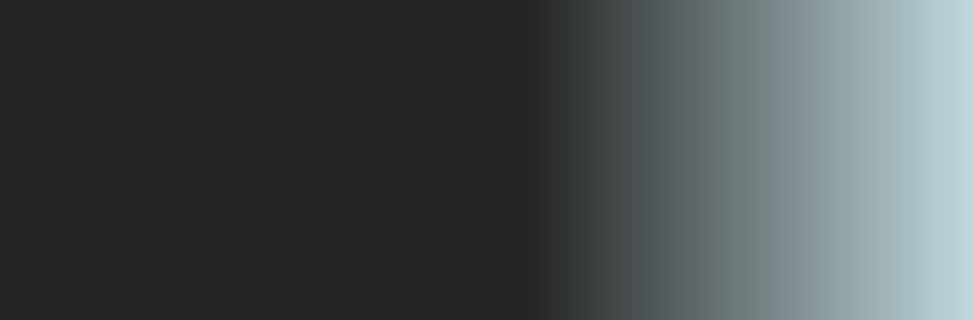
This is panel3.ui in Lavandazz/calll_tracking as Qt 5 draws it before an edit; both pictures show x 305 to 1279 and y 598 to 918 of the 1279 by 918 pixel window. The edited form follows.
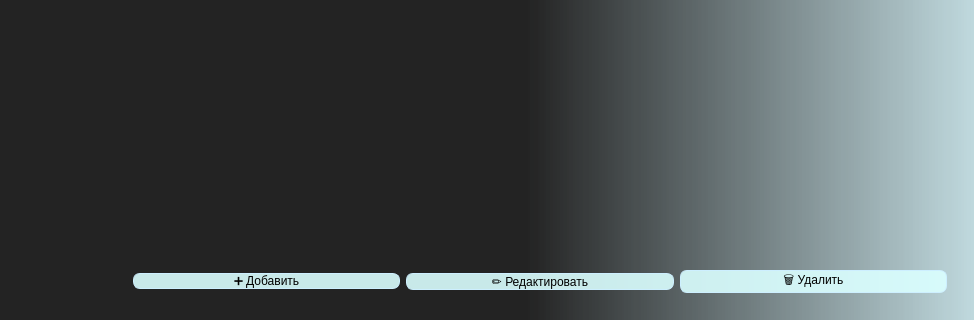
This is the edited form. The open tabs and pages were chosen to show the change. Icons and pictures are not drawn.

```diff
--- a/panel3.ui
+++ b/panel3.ui
@@ -898,6 +898,70 @@
                </item>
               </layout>
              </item>
+             <item>
+              <layout class="QHBoxLayout" name="horizontalLayout_11">
+               <item>
+                <widget class="QPushButton" name="addCall">
+                 <property name="styleSheet">
+                  <string notr="true">
+
+QPushButton {
+background:rgba(218, 255, 255, 230);
+color: black;
+border: 1px solid rgb(205, 239, 255);
+border-radius: 7px;
+}
+QPushButton:hover {
+background-color: white
+}</string>
+                 </property>
+                 <property name="text">
+                  <string>➕ Добавить</string>
+                 </property>
+                </widget>
+               </item>
+               <item>
+                <widget class="QPushButton" name="editCall">
+                 <property name="styleSheet">
+                  <string notr="true">
+
+QPushButton {
+background:rgba(218, 255, 255, 230);
+color: black;
+border: 1px solid rgb(205, 239, 255);
+border-radius: 7px;
+}
+QPushButton:hover {
+background-color: white
+}</string>
+                 </property>
+                 <property name="text">
+                  <string>✏️ Редактировать</string>
+                 </property>
+                </widget>
+               </item>
+               <item>
+                <widget class="QPushButton" name="deleteCall">
+                 <property name="styleSheet">
+                  <string notr="true">
+
+QPushButton {
+background:rgba(218, 255, 255, 230);
+color: black;
+border: 1px solid rgb(205, 239, 255);
+border-radius: 7px;
+}
+QPushButton:hover {
+background-color: white
+}</string>
+                 </property>
+                 <property name="text">
+                  <string>🗑️ Удалить</string>
+                 </property>
+                </widget>
+               </item>
+              </layout>
+             </item>
             </layout>
            </widget>
           </widget>
```
Left out of the diff: 2 changed lines with no effect on the pictures.
